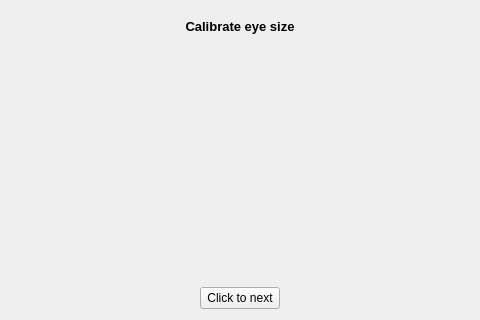
Qt form calibratepage.ui (veda-team4/DMS) before a commit.
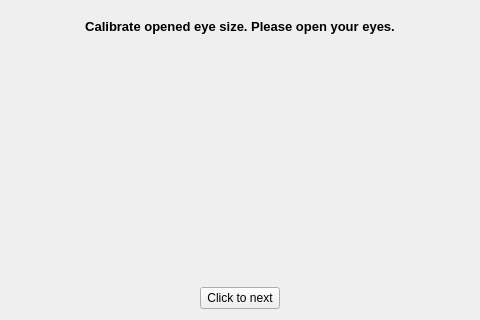
The same form after that commit.

Diff of the .ui file:
```diff
--- a/calibratepage.ui
+++ b/calibratepage.ui
@@ -35,7 +35,7 @@
       </font>
      </property>
      <property name="text">
-      <string>Calibrate eye size</string>
+      <string>Calibrate opened eye size. Please open your eyes.</string>
      </property>
      <property name="alignment">
       <set>Qt::AlignCenter</set>
```
